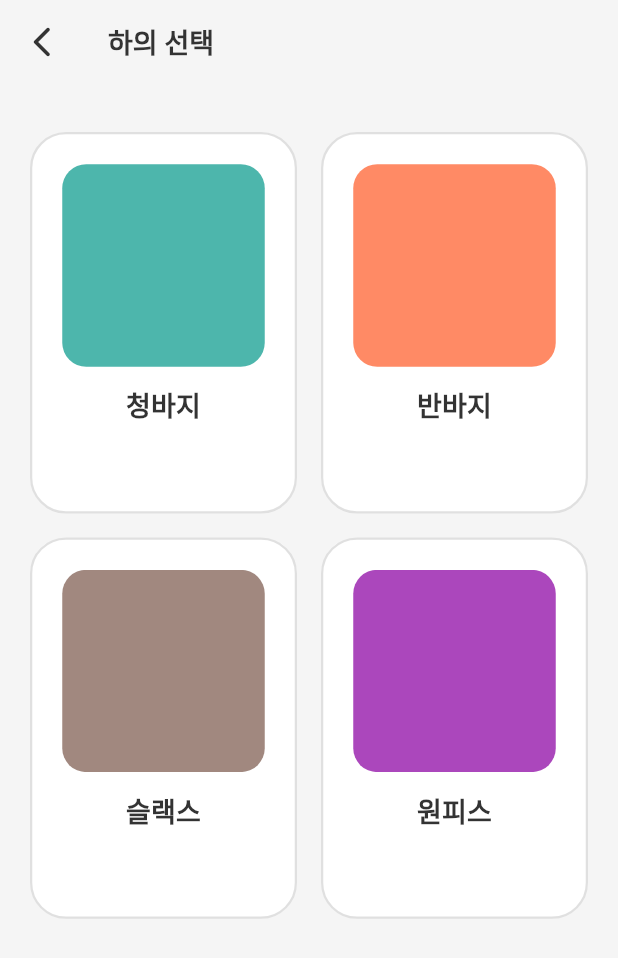
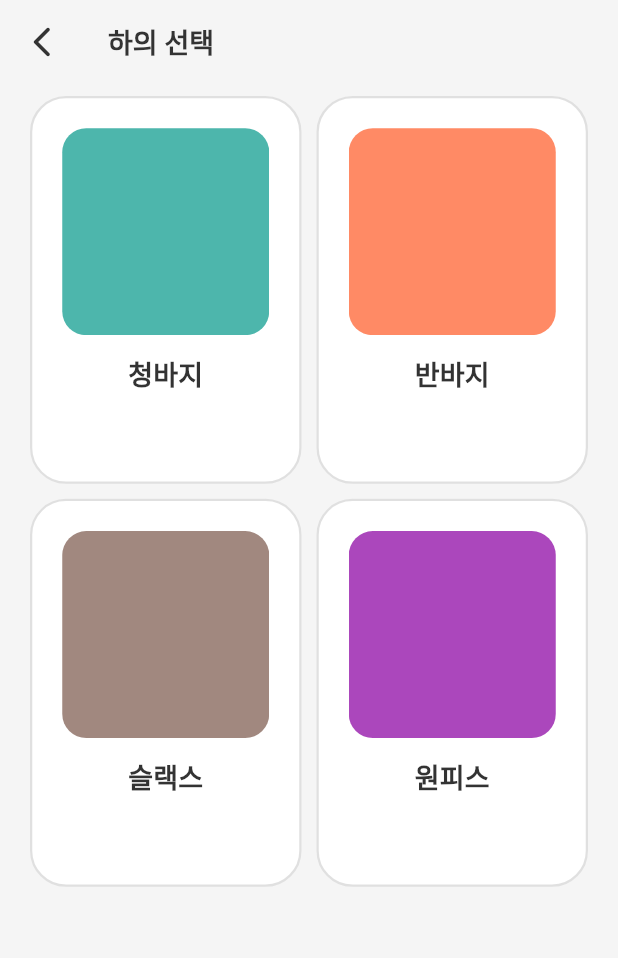
Before and after one commit to tnwlsdldkdlel/what-to-wear-today, a Flutter app: the SubmissionBottomStepView screen opened by its route, on a phone screen of 412 x 824 dp. Shown: the top 958 px of the screen. Run offline on Flutter 3.47's test engine with Material 3 defaults, Android fonts, the phone set to English and light mode, and no system bars; our stand-ins replace flutter_dotenv, flutter_svg, geocoding, geolocator, get, supabase_flutter; accounts and stored records are empty.

Commit message:
fix: 옷 추가 화면 UI 개선 및 이미지 최적화
- 티셔츠 SVG 투명 배경으로 교체 (771KB → 347B)
- 새로운 옷 SVG 아이콘 추가 (hood, knit, man, shirt, sleeves)
- PNG 이미지 제거 (blouse, knit, shirt, tshirt)
- AppBar 스타일 개선: 스크롤 시 어두워지는 현상 제거
- 헤더와 내용 사이 간격 조정 (상단 패딩 20 → 8)
- deprecated withOpacity를 withValues로 수정
- 배경색 통일 (AppColors.background)

```diff
--- a/lib/features/submission/controllers/submission_controller.dart
+++ b/lib/features/submission/controllers/submission_controller.dart
@@ -39,9 +39,11 @@ class SubmissionController extends GetxController {
 
   final List<ClothingOption> tops = const [
     ClothingOption(label: '반팔티', assetPath: 'assets/images/tops/tshirt.svg'),
-    ClothingOption(label: '셔츠', assetPath: 'assets/images/tops/shirt.png'),
-    ClothingOption(label: '니트', assetPath: 'assets/images/tops/knit.png'),
-    ClothingOption(label: '블라우스', assetPath: 'assets/images/tops/blouse.png'),
+    ClothingOption(label: '후드티', assetPath: 'assets/images/tops/hood.svg'),
+    ClothingOption(label: '긴팔티', assetPath: 'assets/images/tops/sleeves.svg'),
+    ClothingOption(label: '셔츠', assetPath: 'assets/images/tops/shirt.svg'),
+    ClothingOption(label: '니트', assetPath: 'assets/images/tops/knit.svg'),
+    ClothingOption(label: '맨투맨', assetPath: 'assets/images/tops/man.svg'),
   ];
 
   final List<ClothingOption> bottoms = const [
--- a/lib/features/submission/views/submission_steps.dart
+++ b/lib/features/submission/views/submission_steps.dart
@@ -237,7 +237,12 @@ class _SubmissionStepScaffold extends StatelessWidget {
     final hasStepLabel = stepLabel != null && stepLabel!.isNotEmpty;
     final hasSubtitle = subtitle != null && subtitle!.isNotEmpty;
     return Scaffold(
+      backgroundColor: AppColors.background,
       appBar: AppBar(
+        elevation: 0,
+        scrolledUnderElevation: 0,
+        backgroundColor: AppColors.background,
+        surfaceTintColor: Colors.transparent,
         leading: IconButton(
           icon: Icon(leadingIcon),
           onPressed: () async {
@@ -252,7 +257,7 @@ class _SubmissionStepScaffold extends StatelessWidget {
       ),
       body: SafeArea(
         child: Padding(
-          padding: const EdgeInsets.all(20),
+          padding: const EdgeInsets.fromLTRB(20, 8, 20, 20),
           child: Column(
             crossAxisAlignment: CrossAxisAlignment.start,
             children: [
@@ -267,9 +272,9 @@ class _SubmissionStepScaffold extends StatelessWidget {
                 ),
               ],
               if (hasSubtitle || hasStepLabel)
-                const SizedBox(height: 24)
+                const SizedBox(height: 16)
               else
-                const SizedBox(height: 12),
+                const SizedBox(height: 0),
               Expanded(
                 child: SingleChildScrollView(
                   child: body,
@@ -309,8 +314,8 @@ class _SingleSelectCards extends StatelessWidget {
           itemCount: items.length,
           gridDelegate: const SliverGridDelegateWithFixedCrossAxisCount(
             crossAxisCount: 2,
-            crossAxisSpacing: 16,
-            mainAxisSpacing: 16,
+            crossAxisSpacing: 10,
+            mainAxisSpacing: 10,
             childAspectRatio: 0.7,
           ),
           itemBuilder: (context, index) {
@@ -396,13 +401,13 @@ class _SelectableCard extends StatelessWidget {
           border: Border.all(
             color: isSelected
                 ? AppColors.primary
-                : AppColors.textSecondary.withOpacity(0.2),
+                : AppColors.textSecondary.withValues(alpha: 0.2),
             width: 1.5,
           ),
           boxShadow: isSelected
               ? [
                   BoxShadow(
-                    color: AppColors.primary.withOpacity(0.25),
+                    color: AppColors.primary.withValues(alpha: 0.25),
                     blurRadius: 18,
                     offset: const Offset(0, 6),
                   ),
@@ -433,14 +438,14 @@ class _SelectableCard extends StatelessWidget {
         ),
       ),
     );
-}
+  }
 
   Widget _buildAssetImage() {
     final isSvg = assetPath.toLowerCase().endsWith('.svg');
     if (isSvg) {
       return SvgPicture.asset(
         assetPath,
-        fit: BoxFit.cover,
+        fit: BoxFit.contain,
       );
     }
     return Image.asset(
--- a/pubspec.yaml
+++ b/pubspec.yaml
@@ -35,4 +35,3 @@ flutter:
     - assets/images/outers/
     - assets/images/shoes/
     - assets/images/accessories/
-    - assets/images/tops/tshirt.svg
```
Also changed, not shown: assets/images/tops/hood.svg (added), assets/images/tops/knit.svg (added), assets/images/tops/man.svg (added), assets/images/tops/shirt.svg (added), assets/images/tops/sleeves.svg (added), assets/images/tops/tshirt.svg.
